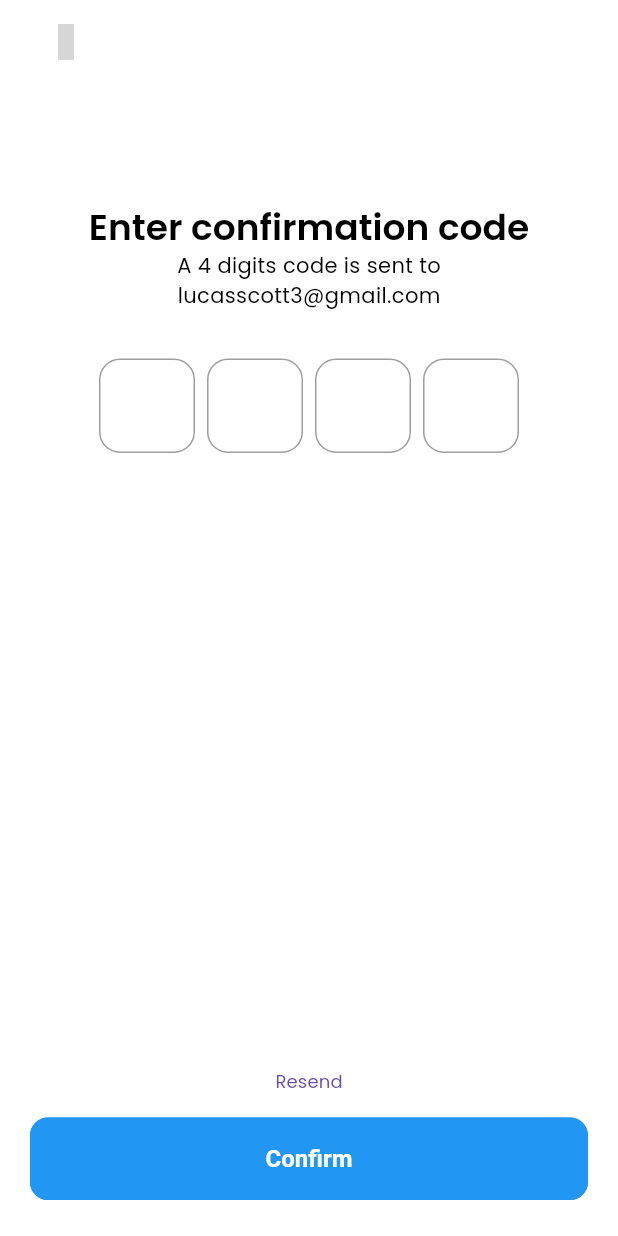
After one commit to sifyacine/Encrypted_social_media_app, a Flutter app: the screen it shows after launch, after a tap on "Forget Password?", on a phone screen of 412 x 824 dp. The commit adds this screen. Run offline on Flutter 3.47's test engine with Material 3 defaults, Android fonts, the phone set to English and light mode, and no system bars; our stand-ins replace get, get_storage, iconsax, logger; grey boxes are pictures that could not be loaded.

Commit message:
otp page
complited the otp page

```diff
--- /dev/null
+++ b/lib/common/appbar/appbar.dart
@@ -0,0 +1,52 @@
+
+import 'package:flutter/material.dart';
+import 'package:get/get.dart';
+import 'package:iconsax/iconsax.dart';
+
+import '../../../utils/constants/sizes.dart';
+import '../../../utils/device/device_utility.dart';
+
+class TAppBar extends StatelessWidget implements PreferredSizeWidget {
+  const TAppBar({
+    Key? key,
+    this.title,
+    this.showBackArrow = false,
+    this.leadingIcon,
+    this.actions,
+    this.leadingOnPressed,
+  }) : super(key: key);
+
+  final Widget? title;
+  final bool showBackArrow;
+  final IconData? leadingIcon;
+  final List<Widget>? actions;
+  final VoidCallback? leadingOnPressed;
+
+  @override
+  Widget build(BuildContext context) {
+    return Padding(
+        padding: const EdgeInsets.symmetric(
+          horizontal: TSizes.md,
+        ),
+        child: AppBar(
+          automaticallyImplyLeading: false,
+          leading: showBackArrow
+              ? IconButton(
+              onPressed: () {
+                Get.back();
+              },
+              icon: const Icon(Iconsax.arrow_left))
+              : leadingIcon != null ? IconButton(
+              onPressed: () {
+                leadingOnPressed;
+              },
+              icon: Icon(leadingIcon)) : null,
+          title: title,
+          actions: actions,
+        ));
+  }
+
+  @override
+  // Todo: implement preferredSize
+  Size get preferredSize => Size.fromHeight(TDeviceUtils.getAppBarHeight());
+}
--- /dev/null
+++ b/lib/common/widgets/login_signup/otp_form.dart
@@ -0,0 +1,108 @@
+import 'package:flutter/material.dart';
+import 'package:flutter/services.dart';
+
+import '../../../utils/constants/colors.dart';
+import '../../../utils/helpers/helper_functions.dart';
+
+class OtpFrom extends StatelessWidget {
+  const OtpFrom({Key? key}) : super(key: key);
+
+  @override
+  Widget build(BuildContext context) {
+    final isDark = THelperFunctions.isDarkMode(context);
+    return Form(
+      child: Row(
+        mainAxisAlignment: MainAxisAlignment.center,
+        children: [
+          SizedBox(
+            height: 64,
+            width: 64,
+            child: TextFormField(
+              onChanged: (value){
+                if (value.length == 1){
+                  FocusScope.of(context).nextFocus();
+                }
+              },
+              style: Theme.of(context)
+                  .textTheme
+                  .headlineMedium!
+                  .apply(color: isDark ? TColors.light : TColors.dark),
+              keyboardType: TextInputType.number,
+              textAlign: TextAlign.center,
+              inputFormatters: [
+                LengthLimitingTextInputFormatter(1),
+                FilteringTextInputFormatter.digitsOnly,
+              ],
+            ),
+          ),
+          SizedBox(width: 8.0),
+          SizedBox(
+            height: 64,
+            width: 64,
+            child: TextFormField(
+                onChanged: (value){
+                  if (value.length == 1){
+                    FocusScope.of(context).nextFocus();
+                  }
+                },
+              style: Theme.of(context)
+                  .textTheme
+                  .headlineMedium!
+                  .apply(color: isDark ? TColors.light : TColors.dark),
+              keyboardType: TextInputType.number,
+              textAlign: TextAlign.center,
+              inputFormatters: [
+                LengthLimitingTextInputFormatter(1),
+                FilteringTextInputFormatter.digitsOnly,
+              ],
+            ),
+          ),
+          SizedBox(width: 8.0),
+          SizedBox(
+            height: 64,
+            width: 64,
+            child: TextFormField(
+              onChanged: (value){
+                if (value.length == 1){
+                  FocusScope.of(context).nextFocus();
+                }
+              },
+              style: Theme.of(context)
+                  .textTheme
+                  .headlineMedium!
+                  .apply(color: isDark ? TColors.light : TColors.dark),
+              keyboardType: TextInputType.number,
+              textAlign: TextAlign.center,
+              inputFormatters: [
+                LengthLimitingTextInputFormatter(1),
+                FilteringTextInputFormatter.digitsOnly,
+              ],
+            ),
+          ),
+          SizedBox(width: 8.0),
+          SizedBox(
+            height: 64,
+            width: 64,
+            child: TextFormField(
+              onChanged: (value){
+                if (value.length == 1){
+                  FocusScope.of(context).nextFocus();
+                }
+              },
+              style: Theme.of(context)
+                  .textTheme
+                  .headlineMedium!
+                  .apply(color: isDark ? TColors.light : TColors.dark),
+              keyboardType: TextInputType.number,
+              textAlign: TextAlign.center,
+              inputFormatters: [
+                LengthLimitingTextInputFormatter(1),
+                FilteringTextInputFormatter.digitsOnly,
+              ],
+            ),
+          ),
+        ],
+      ),
+    );
+  }
+}
--- a/lib/features/authentication/screens/login/widgets/login_form.dart
+++ b/lib/features/authentication/screens/login/widgets/login_form.dart
@@ -4,7 +4,7 @@ import 'package:iconsax/iconsax.dart';
 import '../../../../../common/widgets/texts/section_heading.dart';
 import '../../../../../generated/l10n.dart';
 import '../../../../../utils/constants/sizes.dart';
-import '../../../../../utils/constants/text_strings.dart';
+import '../../otp/otp_page.dart';
 
 class TLoginForm extends StatelessWidget {
   const TLoginForm
@@ -47,9 +47,12 @@ class TLoginForm extends StatelessWidget {
               /// forget password
               TextButton(
                 onPressed: () {
-                  Get.to(() => Container());
+                  Get.to(() => OtpScreen());
                 },
-                child: const Text(TTexts.forgetPassword),
+                child: Text(
+                    S
+                    .of(context)
+                    .forgetPassword),
               ),
               const SizedBox(width: TSizes.spaceBtwSections),
 
@@ -61,8 +64,10 @@ class TLoginForm extends StatelessWidget {
                     width: double.infinity,
                     child: ElevatedButton(
                       onPressed: () => Get.to(() => Container()),
-                      child: const Text(
-                        TTexts.signIn,
+                      child: Text(
+                          S
+                              .of(context)
+                              .login
                       ),
                     ),
                   ),
--- /dev/null
+++ b/lib/features/authentication/screens/otp/otp_page.dart
@@ -0,0 +1,53 @@
+import 'package:flutter/material.dart';
+
+import '../../../../common/appbar/appbar.dart';
+import '../../../../common/widgets/login_signup/otp_form.dart';
+import '../../../../common/widgets/texts/section_heading.dart';
+
+class OtpScreen extends StatelessWidget {
+  const OtpScreen({Key? key}) : super(key: key);
+
+  @override
+  Widget build(BuildContext context) {
+    return Scaffold(
+      appBar: TAppBar(
+          showBackArrow: true,
+      ),
+      body: Padding(
+        padding: const EdgeInsets.only(bottom: 8.0, top: 80.0 , left: 20.0, right: 20.0),
+        child: Column(
+          children: [
+            Text(
+              "Enter confirmation code",
+              style: Theme.of(context).textTheme.headlineMedium!,
+              maxLines: 1,
+              overflow: TextOverflow.ellipsis,
+            ),
+            Text("A 4 digits code is sent to"),
+            Text("lucasscott3@gmail.com"),
+            SizedBox(height: 32.0),
+            OtpFrom(),
+            Spacer(),
+            Column(
+              mainAxisAlignment: MainAxisAlignment.spaceBetween,
+              children: [
+                TextButton(
+                  child: Text("Resend"),
+                  onPressed: () {},
+                ),
+                SizedBox(
+                  width: double.infinity,
+                  child: ElevatedButton(
+                    onPressed: () {},
+                    child: Text("Confirm"),
+                  ),
+                ),
+                SizedBox(height: 16.0),
+              ],
+            ),
+          ],
+        ),
+      ),
+    );
+  }
+}
```
Also changed, not shown: lib/features/authentication/screens/signup/signup_page.dart (added).
